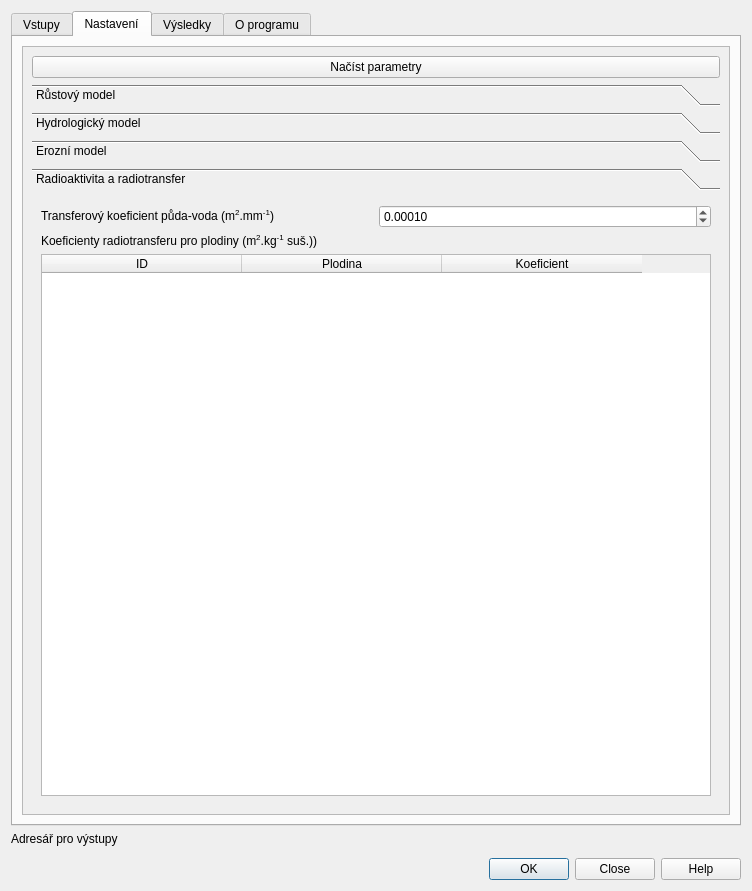
Before: the Qt Designer form RadHydro_dialog_base.ui in JakubBrom/RadAgro, drawn with Qt 5.
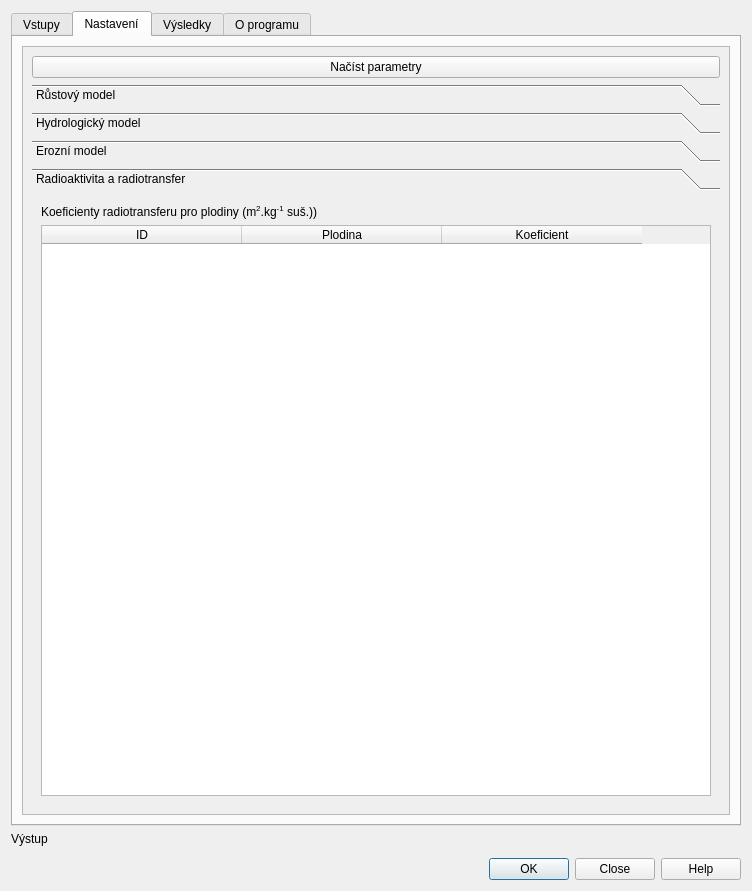
After: the same form once the commit is applied. The open tabs and pages were chosen to show the change. Custom widgets are drawn as their Qt base class.

Commit message: Implementation of progress bar, minor changes in UI. Bug fixes.

Diff of the .ui file:
```diff
--- a/RadHydro_dialog_base.ui
+++ b/RadHydro_dialog_base.ui
@@ -40,7 +40,7 @@
    <item row="4" column="0">
     <widget class="QLabel" name="label_6">
      <property name="text">
-      <string>Adresář pro výstupy</string>
+      <string>Výstup</string>
      </property>
     </widget>
    </item>
@@ -1002,8 +1002,8 @@
            <rect>
             <x>0</x>
             <y>0</y>
-            <width>710</width>
-            <height>744</height>
+            <width>132</width>
+            <height>233</height>
            </rect>
           </property>
           <layout class="QGridLayout" name="gridLayout_40">
@@ -1782,8 +1782,8 @@
                  <rect>
                   <x>0</x>
                   <y>0</y>
-                  <width>382</width>
-                  <height>141</height>
+                  <width>335</width>
+                  <height>117</height>
                  </rect>
                 </property>
                 <attribute name="label">
@@ -1791,31 +1791,7 @@
                 </attribute>
                 <layout class="QGridLayout" name="gridLayout_29">
                  <item row="0" column="0">
-                  <layout class="QGridLayout" name="gridLayout_14">
-                   <item row="0" column="0">
-                    <widget class="QLabel" name="label_20">
-                     <property name="text">
-                      <string>&lt;html&gt;&lt;head/&gt;&lt;body&gt;&lt;p&gt;Transferový koeficient půda-voda (m&lt;span style=&quot; vertical-align:super;&quot;&gt;2&lt;/span&gt;.mm&lt;span style=&quot; vertical-align:super;&quot;&gt;-1&lt;/span&gt;)&lt;/p&gt;&lt;/body&gt;&lt;/html&gt;</string>
-                     </property>
-                    </widget>
-                   </item>
-                   <item row="0" column="1">
-                    <widget class="QDoubleSpinBox" name="doubleSpinBox">
-                     <property name="sizePolicy">
-                      <sizepolicy hsizetype="Preferred" vsizetype="Fixed">
-                       <horstretch>0</horstretch>
-                       <verstretch>0</verstretch>
-                      </sizepolicy>
-                     </property>
-                     <property name="decimals">
-                      <number>5</number>
-                     </property>
-                     <property name="value">
-                      <double>0.000100000000000</double>
-                     </property>
-                    </widget>
-                   </item>
-                  </layout>
+                  <layout class="QGridLayout" name="gridLayout_14"/>
                  </item>
                  <item row="1" column="0">
                   <widget class="QLabel" name="label_22">
```
Left out of the diff: 39 changed lines with no effect on the pictures. The commit also changes 1 other file.
